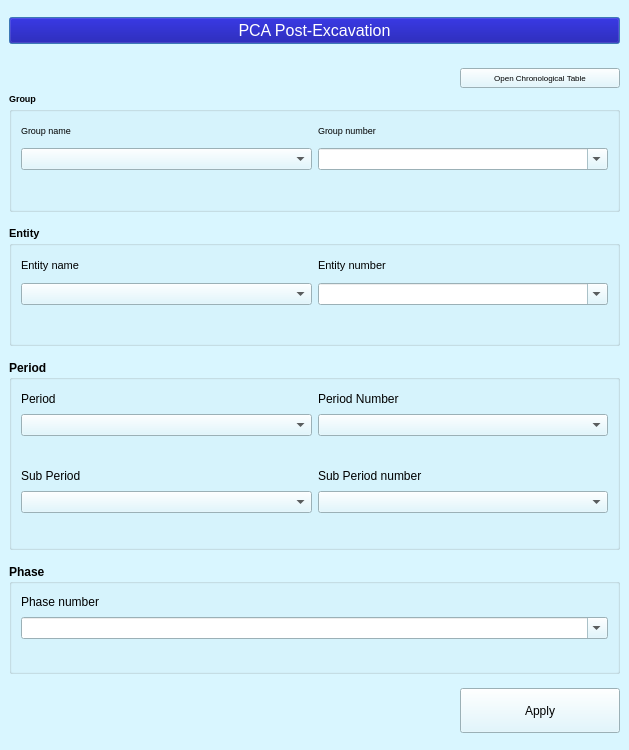
First picture: the form in PCA_PostExcavation/PCA_post_excavation_dockwidget_base.ui, repository PCA-Geodata/PCA-PostExcavation-QGIS-Plugin, before the edit.
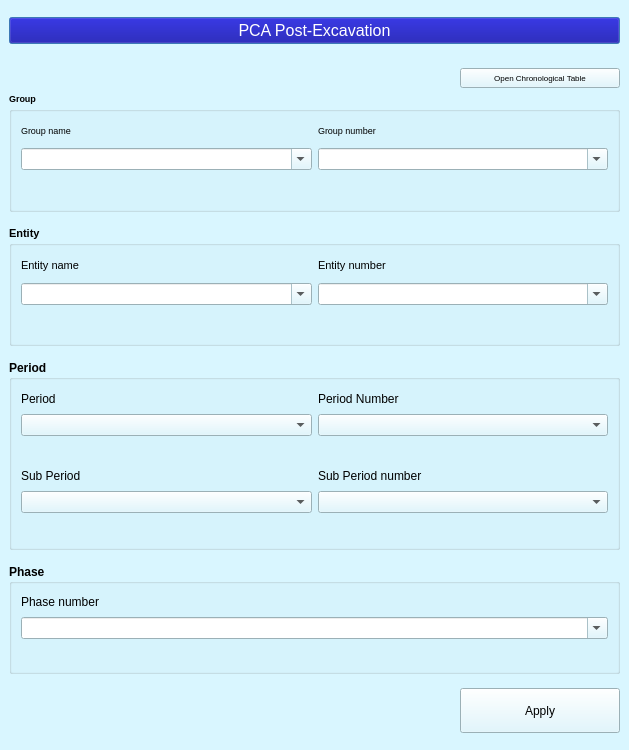
Second picture: the form after the edit.

Diff of the .ui file:
```diff
--- a/PCA_PostExcavation/PCA_post_excavation_dockwidget_base.ui
+++ b/PCA_PostExcavation/PCA_post_excavation_dockwidget_base.ui
@@ -752,7 +752,7 @@
           </font>
          </property>
          <property name="editable">
-          <bool>false</bool>
+          <bool>true</bool>
          </property>
          <property name="placeholderText">
           <string/>
@@ -853,7 +853,7 @@
           </font>
          </property>
          <property name="editable">
-          <bool>false</bool>
+          <bool>true</bool>
          </property>
          <property name="placeholderText">
           <string/>
```
